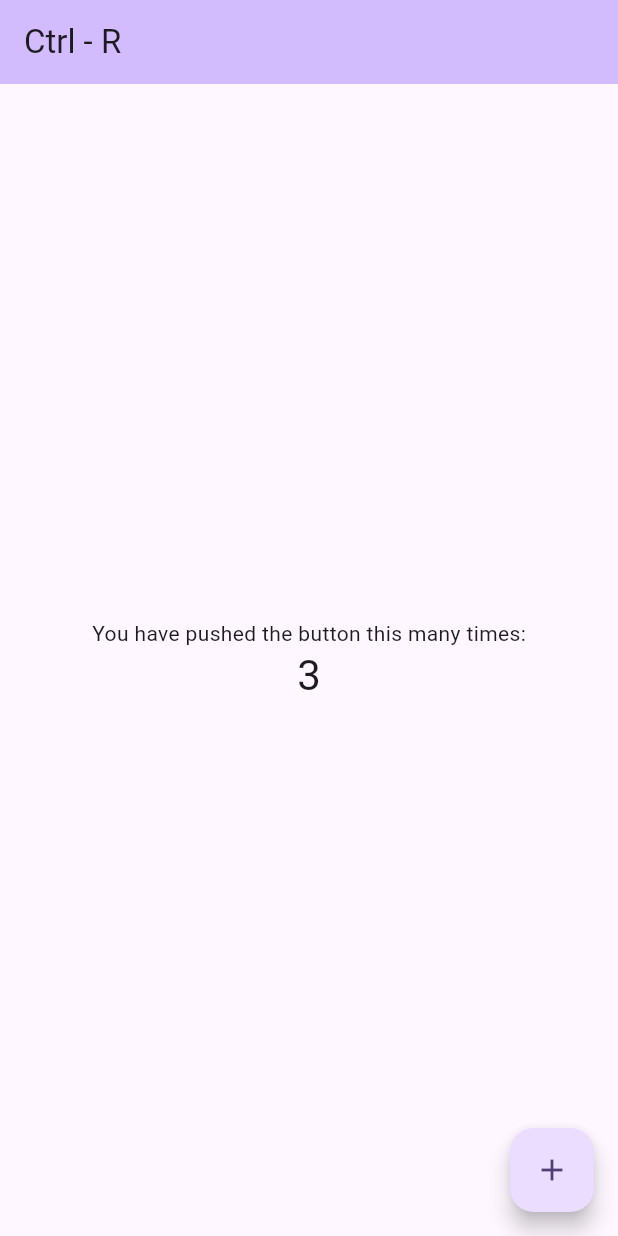
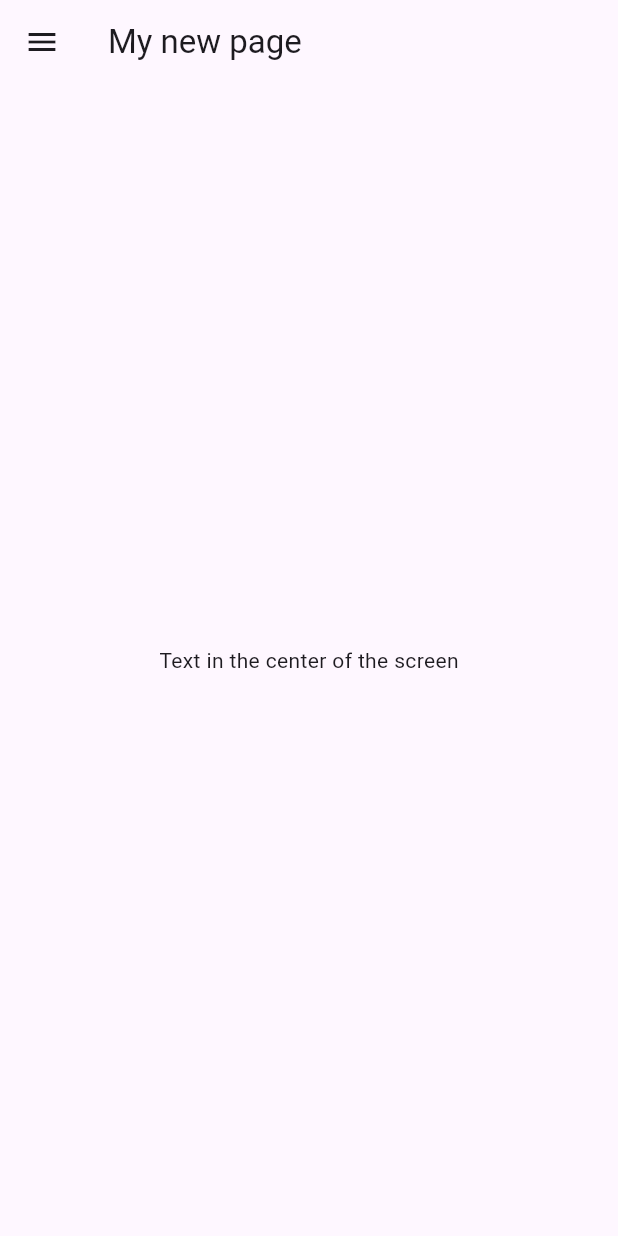
Before and after one commit to cfgcolumbus23/Team-5, a Flutter app: the screen it shows after launch, after a tap on the "add" icon, on a phone screen of 412 x 824 dp. Run offline on Flutter 3.47's test engine with Material 2 defaults, Android fonts, the phone set to English and light mode, and no system bars; our stand-ins replace get.

Commit message:
new page skeleton

```diff
--- a/team_5_app/lib/main.dart
+++ b/team_5_app/lib/main.dart
@@ -1,4 +1,6 @@
 import 'package:flutter/material.dart';
+import 'package:get/get.dart';
+import 'package:team_5_app/pages/NewPage.dart';
 
 void main() {
   runApp(const MyApp());
@@ -10,7 +12,7 @@
   // This widget is the root of your application.
   @override
   Widget build(BuildContext context) {
-    return MaterialApp(
+    return GetMaterialApp(
       title: 'Testing Stuff Changing!!',
       theme: ThemeData(
         // This is the theme of your application.
@@ -65,6 +67,8 @@
       // _counter without calling setState(), then the build method would not be
       // called again, and so nothing would appear to happen.
       _counter += 3;
+
+
     });
   }
 
@@ -106,17 +110,20 @@
           mainAxisAlignment: MainAxisAlignment.center,
           children: <Widget>[
             const Text(
-              'You have pushed the button this many times:',
+              'You have pushed the button this many times times 3:',
             ),
             Text(
               '$_counter',
               style: Theme.of(context).textTheme.headlineMedium,
             ),
+            const Text(
+              'Test text'
+            ),
           ],
         ),
       ),
       floatingActionButton: FloatingActionButton(
-        onPressed: _incrementCounter,
+        onPressed: () => Get.to(NewPage()),
         tooltip: 'Add 3',
         child: const Icon(Icons.add),
       ), // This trailing comma makes auto-formatting nicer for build methods.
--- /dev/null
+++ b/team_5_app/lib/pages/NewPage.dart
@@ -0,0 +1,32 @@
+import 'package:flutter/material.dart';
+
+class NewPage extends StatelessWidget {
+  @override
+  Widget build(BuildContext context) {
+      return Scaffold(
+        appBar: AppBar(
+            title: const Text('My new page'),
+        ),
+        drawer: Drawer(
+            child: ListView(
+              children: const [
+                UserAccountsDrawerHeader(
+                  accountName: CircleAvatar(
+                    child: Text('JG'),
+                  ),
+                  accountEmail: Column(
+                    children: [
+                      Text('email@example.com'),
+                      LinearProgressIndicator(value: 75.0, backgroundColor: Colors.amber),
+                    ],
+                  ))
+              ],
+            ),
+        ),
+        body: const Center(
+            child: Text('Text in the center of the screen'),
+        )
+      );
+  }
+
+}
--- a/team_5_app/pubspec.yaml
+++ b/team_5_app/pubspec.yaml
@@ -35,6 +35,7 @@ dependencies:
   # The following adds the Cupertino Icons font to your application.
   # Use with the CupertinoIcons class for iOS style icons.
   cupertino_icons: ^1.0.2
+  get: ^4.6.6
 
 dev_dependencies:
   flutter_test:
```
Also changed, not shown: team_5_app/pubspec.lock.
